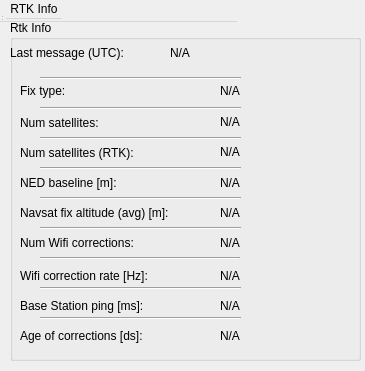
First picture: the form in rqt_gps_rtk_plugin/resource/gps_rtk_plugin.ui, repository ethz-asl/mav_rtk_gps, before the edit.
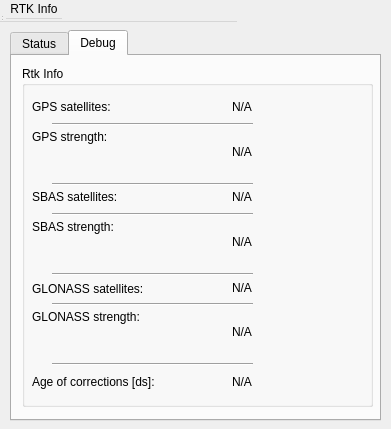
Second picture: the form after the edit.

Commit message: Debug tab in RQT GUI

The edit to the form file:
```diff
--- a/rqt_gps_rtk_plugin/resource/gps_rtk_plugin.ui
+++ b/rqt_gps_rtk_plugin/resource/gps_rtk_plugin.ui
@@ -6,8 +6,8 @@
    <rect>
     <x>0</x>
     <y>0</y>
-    <width>365</width>
-    <height>371</height>
+    <width>391</width>
+    <height>429</height>
    </rect>
   </property>
   <property name="minimumSize">
@@ -55,11 +55,30 @@
     </rect>
    </property>
   </widget>
+  <widget class="QTabWidget" name="tabWidget">
+   <property name="geometry">
+    <rect>
+     <x>10</x>
+     <y>30</y>
+     <width>371</width>
+     <height>391</height>
+    </rect>
+   </property>
+   <property name="layoutDirection">
+    <enum>Qt::LeftToRight</enum>
+   </property>
+   <property name="currentIndex">
+    <number>1</number>
+   </property>
+   <widget class="QWidget" name="tab">
+    <attribute name="title">
+     <string>Status</string>
+    </attribute>
   <widget class="QGroupBox" name="groupBox">
    <property name="geometry">
     <rect>
      <x>10</x>
-     <y>20</y>
+       <y>10</y>
      <width>351</width>
      <height>341</height>
     </rect>
@@ -455,17 +474,66 @@
      <enum>Qt::Horizontal</enum>
     </property>
    </widget>
-   <widget class="Line" name="line_9">
+    </widget>
+   </widget>
+   <widget class="QWidget" name="tab_2">
+    <attribute name="title">
+     <string>Debug</string>
+    </attribute>
+    <widget class="QGroupBox" name="groupBox_2">
     <property name="geometry">
      <rect>
-      <x>30</x>
-      <y>290</y>
-      <width>201</width>
-      <height>16</height>
-     </rect>
-    </property>
-    <property name="orientation">
-     <enum>Qt::Horizontal</enum>
+       <x>10</x>
+       <y>10</y>
+       <width>351</width>
+       <height>341</height>
+      </rect>
+     </property>
+     <property name="title">
+      <string>Rtk Info</string>
+     </property>
+     <widget class="QLabel" name="label_gpsStrength_description">
+      <property name="geometry">
+       <rect>
+        <x>10</x>
+        <y>60</y>
+        <width>101</width>
+        <height>22</height>
+       </rect>
+      </property>
+      <property name="sizePolicy">
+       <sizepolicy hsizetype="Fixed" vsizetype="Preferred">
+        <horstretch>0</horstretch>
+        <verstretch>0</verstretch>
+       </sizepolicy>
+      </property>
+      <property name="text">
+       <string>GPS strength:</string>
+      </property>
+     </widget>
+     <widget class="QLabel" name="label_gpsStrength">
+      <property name="geometry">
+       <rect>
+        <x>210</x>
+        <y>60</y>
+        <width>111</width>
+        <height>51</height>
+       </rect>
+      </property>
+      <property name="sizePolicy">
+       <sizepolicy hsizetype="Fixed" vsizetype="Preferred">
+        <horstretch>0</horstretch>
+        <verstretch>0</verstretch>
+       </sizepolicy>
+      </property>
+      <property name="styleSheet">
+       <string notr="true"/>
+      </property>
+      <property name="text">
+       <string>N/A</string>
+      </property>
+      <property name="wordWrap">
+       <bool>true</bool>
     </property>
    </widget>
    <widget class="QLabel" name="label_ageOfCorrections_description">
@@ -493,6 +561,282 @@
     <property name="text">
      <string>N/A</string>
     </property>
+     </widget>
+     <widget class="Line" name="line_10">
+      <property name="geometry">
+       <rect>
+        <x>30</x>
+        <y>50</y>
+        <width>201</width>
+        <height>16</height>
+       </rect>
+      </property>
+      <property name="orientation">
+       <enum>Qt::Horizontal</enum>
+      </property>
+     </widget>
+     <widget class="Line" name="line_12">
+      <property name="geometry">
+       <rect>
+        <x>30</x>
+        <y>140</y>
+        <width>201</width>
+        <height>16</height>
+       </rect>
+      </property>
+      <property name="orientation">
+       <enum>Qt::Horizontal</enum>
+      </property>
+     </widget>
+     <widget class="QLabel" name="label_sbasStrength_description">
+      <property name="geometry">
+       <rect>
+        <x>10</x>
+        <y>150</y>
+        <width>101</width>
+        <height>22</height>
+       </rect>
+      </property>
+      <property name="sizePolicy">
+       <sizepolicy hsizetype="Fixed" vsizetype="Preferred">
+        <horstretch>0</horstretch>
+        <verstretch>0</verstretch>
+       </sizepolicy>
+      </property>
+      <property name="text">
+       <string>SBAS strength:</string>
+      </property>
+     </widget>
+     <widget class="QLabel" name="label_sbasStrength">
+      <property name="geometry">
+       <rect>
+        <x>210</x>
+        <y>150</y>
+        <width>111</width>
+        <height>51</height>
+       </rect>
+      </property>
+      <property name="sizePolicy">
+       <sizepolicy hsizetype="Fixed" vsizetype="Preferred">
+        <horstretch>0</horstretch>
+        <verstretch>0</verstretch>
+       </sizepolicy>
+      </property>
+      <property name="styleSheet">
+       <string notr="true"/>
+      </property>
+      <property name="text">
+       <string>N/A</string>
+      </property>
+      <property name="wordWrap">
+       <bool>true</bool>
+      </property>
+     </widget>
+     <widget class="QLabel" name="label_glonassSatellites">
+      <property name="geometry">
+       <rect>
+        <x>210</x>
+        <y>210</y>
+        <width>51</width>
+        <height>24</height>
+       </rect>
+      </property>
+      <property name="text">
+       <string>N/A</string>
+      </property>
+     </widget>
+     <widget class="QLabel" name="label_glonassStrength_description">
+      <property name="geometry">
+       <rect>
+        <x>10</x>
+        <y>240</y>
+        <width>111</width>
+        <height>22</height>
+       </rect>
+      </property>
+      <property name="sizePolicy">
+       <sizepolicy hsizetype="Fixed" vsizetype="Preferred">
+        <horstretch>0</horstretch>
+        <verstretch>0</verstretch>
+       </sizepolicy>
+      </property>
+      <property name="text">
+       <string>GLONASS strength:</string>
+      </property>
+     </widget>
+     <widget class="Line" name="line_14">
+      <property name="geometry">
+       <rect>
+        <x>30</x>
+        <y>200</y>
+        <width>201</width>
+        <height>16</height>
+       </rect>
+      </property>
+      <property name="orientation">
+       <enum>Qt::Horizontal</enum>
+      </property>
+     </widget>
+     <widget class="QLabel" name="label_glonassSatellites_description">
+      <property name="geometry">
+       <rect>
+        <x>10</x>
+        <y>210</y>
+        <width>121</width>
+        <height>26</height>
+       </rect>
+      </property>
+      <property name="text">
+       <string>GLONASS satellites:</string>
+      </property>
+     </widget>
+     <widget class="QLabel" name="label_glonassStrength">
+      <property name="geometry">
+       <rect>
+        <x>210</x>
+        <y>240</y>
+        <width>111</width>
+        <height>51</height>
+       </rect>
+      </property>
+      <property name="sizePolicy">
+       <sizepolicy hsizetype="Fixed" vsizetype="Preferred">
+        <horstretch>0</horstretch>
+        <verstretch>0</verstretch>
+       </sizepolicy>
+      </property>
+      <property name="styleSheet">
+       <string notr="true"/>
+      </property>
+      <property name="text">
+       <string>N/A</string>
+      </property>
+      <property name="wordWrap">
+       <bool>true</bool>
+      </property>
+     </widget>
+     <widget class="Line" name="line_15">
+      <property name="geometry">
+       <rect>
+        <x>30</x>
+        <y>230</y>
+        <width>201</width>
+        <height>16</height>
+       </rect>
+      </property>
+      <property name="orientation">
+       <enum>Qt::Horizontal</enum>
+      </property>
+     </widget>
+     <widget class="QLabel" name="label_gpsSatellites_description">
+      <property name="geometry">
+       <rect>
+        <x>10</x>
+        <y>30</y>
+        <width>101</width>
+        <height>22</height>
+       </rect>
+      </property>
+      <property name="sizePolicy">
+       <sizepolicy hsizetype="Fixed" vsizetype="Preferred">
+        <horstretch>0</horstretch>
+        <verstretch>0</verstretch>
+       </sizepolicy>
+      </property>
+      <property name="text">
+       <string>GPS satellites:</string>
+      </property>
+     </widget>
+     <widget class="QLabel" name="label_gpsSatellites">
+      <property name="geometry">
+       <rect>
+        <x>210</x>
+        <y>30</y>
+        <width>51</width>
+        <height>22</height>
+       </rect>
+      </property>
+      <property name="sizePolicy">
+       <sizepolicy hsizetype="Fixed" vsizetype="Preferred">
+        <horstretch>0</horstretch>
+        <verstretch>0</verstretch>
+       </sizepolicy>
+      </property>
+      <property name="styleSheet">
+       <string notr="true"/>
+      </property>
+      <property name="text">
+       <string>N/A</string>
+      </property>
+     </widget>
+     <widget class="Line" name="line_11">
+      <property name="geometry">
+       <rect>
+        <x>30</x>
+        <y>110</y>
+        <width>201</width>
+        <height>16</height>
+       </rect>
+      </property>
+      <property name="orientation">
+       <enum>Qt::Horizontal</enum>
+      </property>
+     </widget>
+     <widget class="QLabel" name="label_sbasSatellites_description">
+      <property name="geometry">
+       <rect>
+        <x>10</x>
+        <y>120</y>
+        <width>101</width>
+        <height>22</height>
+       </rect>
+      </property>
+      <property name="sizePolicy">
+       <sizepolicy hsizetype="Fixed" vsizetype="Preferred">
+        <horstretch>0</horstretch>
+        <verstretch>0</verstretch>
+       </sizepolicy>
+      </property>
+      <property name="text">
+       <string>SBAS satellites:</string>
+      </property>
+     </widget>
+     <widget class="QLabel" name="label_sbasSatellites">
+      <property name="geometry">
+       <rect>
+        <x>210</x>
+        <y>120</y>
+        <width>51</width>
+        <height>22</height>
+       </rect>
+      </property>
+      <property name="sizePolicy">
+       <sizepolicy hsizetype="Fixed" vsizetype="Preferred">
+        <horstretch>0</horstretch>
+        <verstretch>0</verstretch>
+       </sizepolicy>
+      </property>
+      <property name="styleSheet">
+       <string notr="true"/>
+      </property>
+      <property name="text">
+       <string>N/A</string>
+      </property>
+     </widget>
+     <widget class="Line" name="line_16">
+      <property name="geometry">
+       <rect>
+        <x>30</x>
+        <y>290</y>
+        <width>201</width>
+        <height>16</height>
+       </rect>
+      </property>
+      <property name="orientation">
+       <enum>Qt::Horizontal</enum>
+      </property>
+     </widget>
+    </widget>
    </widget>
   </widget>
  </widget>
```
Lines whose indentation alone changed are shown as unchanged. The commit also changes 2 other files.
